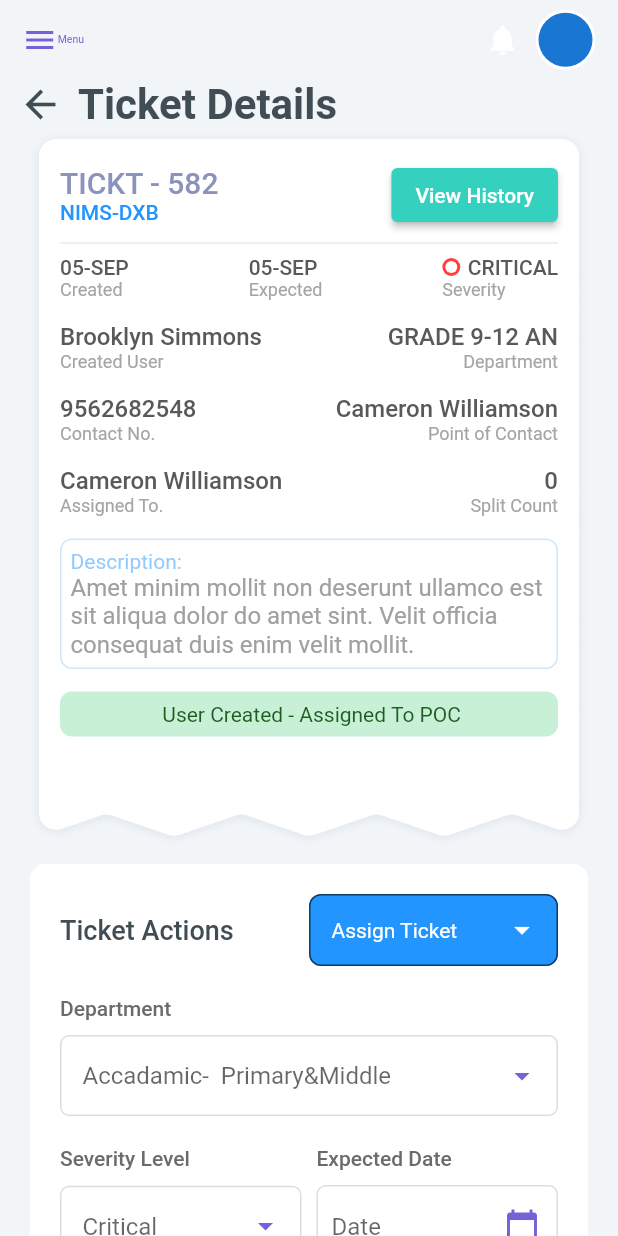
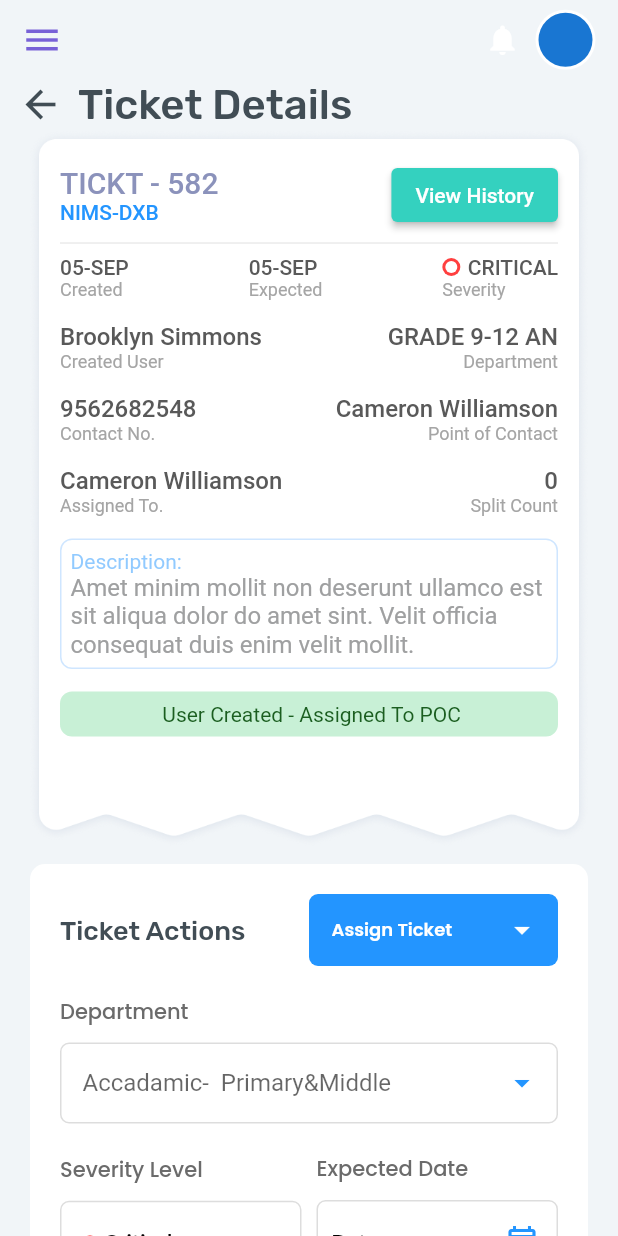
Before and after one commit to faizal6916/help_us_app, a Flutter app: the TicketDetails screen opened directly, on a phone screen of 412 x 824 dp. Run offline on Flutter 3.47's test engine with Material 2 defaults, Android fonts, the light colour scheme and no system bars; our stand-ins replace file_picker, fl_chart, flutter_svg, google_fonts, percent_indicator.

Commit message:
change alignment add googlefont

```diff
--- a/lib/Ticketdetails.dart
+++ b/lib/Ticketdetails.dart
@@ -4,6 +4,7 @@ import 'package:help_us/Sidebar.dart';
 import 'dart:async';
 import 'package:file_picker/file_picker.dart';
 import 'package:help_us/Widgets/Ticket_summary.dart';
+import 'package:google_fonts/google_fonts.dart';
 
 class TicketDetails extends StatefulWidget {
   const TicketDetails({Key? key}) : super(key: key);
@@ -32,28 +33,15 @@ class _TicketDetailsState extends State<TicketDetails> {
       key: _scaffoldKey,
       drawer: Sidebar(),
       appBar: AppBar(
-        leading: GestureDetector(
-          onTap: () {
+        leading: IconButton(
+            onPressed: () {
               _scaffoldKey.currentState!.openDrawer();
             },
-          child: Container(
-            margin: EdgeInsets.only(left: 12),
-            child: Row(
-              mainAxisAlignment: MainAxisAlignment.end,
-              children: [
-                Icon(
+            icon: Icon(
               Icons.menu,
-                  size: 24,
+              size: 28,
               color: Color(0xFF7861D7),
-                ),
-                Text(
-                  'Menu',
-                  style: TextStyle(fontSize: 7, color: Color(0xFF7861D7)),
-                )
-              ],
-            ),
-          ),
-        ),
+            )),
         backgroundColor: Color(0xFFF1F5F8),
         elevation: 0,
         // title: Text(
@@ -80,10 +68,10 @@ class _TicketDetailsState extends State<TicketDetails> {
                 ),
                 Text(
                   'Ticket Details',
-                  style: TextStyle(
+                  style: GoogleFonts.rubik(
                       color: Color(0xFF414D55),
                       fontSize: 28,
-                      fontWeight: FontWeight.bold),
+                      fontWeight: FontWeight.w500),
                 ),
               ],
             ),
@@ -139,20 +127,18 @@ class _TicketDetailsState extends State<TicketDetails> {
                           Row(
                             children: [
                               Expanded(
-                                  child: Text(
-                                'Ticket Actions',
-                                style: TextStyle(
+                                  child: Text('Ticket Actions',
+                                      style: GoogleFonts.rubik(
                                           color: Color(0xFF414D55),
                                           fontSize: 18,
-                                    fontWeight: FontWeight.w500),
-                              )),
+                                          fontWeight: FontWeight.w500))),
                               Expanded(
                                 child: DropdownButtonFormField(
-                                  hint: Text(
-                                    'Assign Ticket',
-                                    style: TextStyle(
-                                        color: Colors.white, fontSize: 14),
-                                  ),
+                                  hint: Text('Assign Ticket',
+                                      style: GoogleFonts.poppins(
+                                          color: Colors.white,
+                                          fontSize: 12,
+                                          fontWeight: FontWeight.w600)),
                                   icon: Icon(
                                     Icons.arrow_drop_down_outlined,
                                     color: Colors.white,
@@ -178,8 +164,21 @@ class _TicketDetailsState extends State<TicketDetails> {
                                     fillColor: Color(0xFF2395FF),
                                     filled: true,
                                     border: OutlineInputBorder(
-                                        borderRadius: BorderRadius.circular(8),
-                                      )),
+                                      borderRadius: BorderRadius.circular(6),
+                                    ),
+                                    enabledBorder: OutlineInputBorder(
+                                      borderSide: BorderSide(
+                                        color: Colors.transparent,
+                                      ),
+                                      borderRadius: BorderRadius.circular(6),
+                                    ),
+                                    focusedBorder: OutlineInputBorder(
+                                      borderSide: BorderSide(
+                                        color: Colors.transparent,
+                                      ),
+                                      borderRadius: BorderRadius.circular(6),
+                                    ),
+                                  ),
                                 ),
                               ),
                             ],
@@ -192,7 +191,7 @@ class _TicketDetailsState extends State<TicketDetails> {
                             children: [
                               Text(
                                 'Department',
-                                style: TextStyle(
+                                style: GoogleFonts.poppins(
                                     color: Color(0xFF6B6B6B),
                                     fontSize: 14,
                                     fontWeight: FontWeight.w500),
@@ -201,10 +200,10 @@ class _TicketDetailsState extends State<TicketDetails> {
                                 height: 10,
                               ),
                               DropdownButtonFormField(
-                                hint: Text('Accadamic-  Primary&Middle'),
+                                //hint: Text('Accadamic-  Primary&Middle'),
                                 icon: Icon(
                                   Icons.arrow_drop_down_outlined,
-                                  color: Color(0xFF7861D7),
+                                  color: Color(0xFF2395FF),
                                 ),
                                 validator: (value) => value == null
                                     ? 'Select a Department'
@@ -218,6 +217,11 @@ class _TicketDetailsState extends State<TicketDetails> {
                                 }).toList(),
                                 onChanged: (_) {},
                                 decoration: InputDecoration(
+                                  hintText: 'Accadamic-  Primary&Middle',
+                                  hintStyle: GoogleFonts.lato(
+                                      fontSize: 14,
+                                      fontWeight: FontWeight.w700,
+                                      color: Colors.black),
                                   contentPadding: EdgeInsets.symmetric(
                                       horizontal: 15, vertical: 15),
                                   fillColor: Colors.white,
@@ -252,7 +256,7 @@ class _TicketDetailsState extends State<TicketDetails> {
                                   children: [
                                     Text(
                                       'Severity Level',
-                                      style: TextStyle(
+                                      style: GoogleFonts.poppins(
                                           color: Color(0xFF6B6B6B),
                                           fontSize: 14,
                                           fontWeight: FontWeight.w500),
@@ -261,10 +265,16 @@ class _TicketDetailsState extends State<TicketDetails> {
                                       height: 10,
                                     ),
                                     DropdownButtonFormField(
-                                      hint: Text('Critical'),
+                                      hint: Text(
+                                        'Critical',
+                                        style: GoogleFonts.lato(
+                                            fontWeight: FontWeight.w700,
+                                            fontSize: 14,
+                                            color: Colors.black),
+                                      ),
                                       icon: Icon(
                                         Icons.arrow_drop_down_outlined,
-                                        color: Color(0xFF7861D7),
+                                        color: Color(0xFF2395FF),
                                       ),
                                       validator: (value) => value == null
                                           ? 'Select Severity level'
@@ -277,6 +287,15 @@ class _TicketDetailsState extends State<TicketDetails> {
                                       }).toList(),
                                       onChanged: (_) {},
                                       decoration: InputDecoration(
+                                        prefix: Padding(
+                                          padding:
+                                              const EdgeInsets.only(right: 4),
+                                          child: Icon(
+                                            Icons.radio_button_off,
+                                            size: 10,
+                                            color: Color(0xFFFF3F3F),
+                                          ),
+                                        ),
                                         contentPadding: EdgeInsets.symmetric(
                                             horizontal: 15, vertical: 15),
                                         border: OutlineInputBorder(
@@ -310,7 +329,7 @@ class _TicketDetailsState extends State<TicketDetails> {
                                   children: [
                                     Text(
                                       'Expected Date',
-                                      style: TextStyle(
+                                      style: GoogleFonts.poppins(
                                           color: Color(0xFF6B6B6B),
                                           fontSize: 14,
                                           fontWeight: FontWeight.w500),
@@ -326,9 +345,13 @@ class _TicketDetailsState extends State<TicketDetails> {
                                               : null,
                                       decoration: InputDecoration(
                                         hintText: showDate,
+                                        hintStyle: GoogleFonts.lato(
+                                            fontSize: 14,
+                                            fontWeight: FontWeight.w700,
+                                            color: Colors.black),
                                         suffixIcon: Icon(
-                                          Icons.calendar_today,
-                                          color: Color(0xFF7861D7),
+                                          Icons.calendar_month_outlined,
+                                          color: Color(0xFF2395FF),
                                         ),
                                         contentPadding: EdgeInsets.symmetric(
                                             horizontal: 10, vertical: 18),
@@ -369,7 +392,7 @@ class _TicketDetailsState extends State<TicketDetails> {
                             children: [
                               Text(
                                 'Attachment',
-                                style: TextStyle(
+                                style: GoogleFonts.poppins(
                                     color: Color(0xFF6B6B6B),
                                     fontSize: 14,
                                     fontWeight: FontWeight.w500),
@@ -442,7 +465,7 @@ class _TicketDetailsState extends State<TicketDetails> {
                             children: [
                               Text(
                                 'Comments',
-                                style: TextStyle(
+                                style: GoogleFonts.poppins(
                                     color: Color(0xFF6B6B6B),
                                     fontSize: 14,
                                     fontWeight: FontWeight.w500),
--- a/lib/Widgets/Single_ticket_detail.dart
+++ b/lib/Widgets/Single_ticket_detail.dart
@@ -98,6 +98,7 @@ class SingleTicket extends StatelessWidget {
                           style: TextStyle(fontSize: 8),
                         ),
                         style: ElevatedButton.styleFrom(
+                            minimumSize: Size(100, 30),
                             primary: Color(0xFFA1A0FD),
                             onPrimary: Colors.white,
                             elevation: 0,
@@ -118,6 +119,7 @@ class SingleTicket extends StatelessWidget {
                           style: TextStyle(fontSize: 8),
                         ),
                         style: ElevatedButton.styleFrom(
+                            minimumSize: Size(100, 30),
                             primary: Color(0xFF7BEBA1),
                             onPrimary: Colors.white,
                             elevation: 0,
@@ -133,7 +135,7 @@ class SingleTicket extends StatelessWidget {
                       flex: 1,
                       child: Container(
                         width: 30,
-                        height: 38,
+                        height: 30,
                         decoration: BoxDecoration(
                             borderRadius: BorderRadius.circular(30),
                             color: Color(0xFFEDF4FF)),
@@ -154,7 +156,7 @@ class SingleTicket extends StatelessWidget {
                       flex: 1,
                       child: Container(
                         width: 30,
-                        height: 38,
+                        height: 30,
                         decoration: BoxDecoration(
                             borderRadius: BorderRadius.circular(30),
                             color: Color(0xFFEDF4FF)),
--- a/lib/Widgets/Ticket_summary.dart
+++ b/lib/Widgets/Ticket_summary.dart
@@ -1,4 +1,5 @@
 import 'package:flutter/material.dart';
+import 'package:google_fonts/google_fonts.dart';
 import 'package:help_us/TicketHistory.dart';
 
 class TicketSummary extends StatelessWidget {
@@ -27,17 +28,19 @@ class TicketSummary extends StatelessWidget {
                 children: [
                   Text(
                     'TICKT - 582',
-                    style: TextStyle(
-                        color: Color(0xFF8B92BB),
-                        fontSize: 20,
-                        fontWeight: FontWeight.w500),
+                    style: GoogleFonts.roboto(
+                      color: Color(0xFF8B92BB),
+                      fontSize: 20,
+                      fontWeight: FontWeight.w500,
+                    ),
                   ),
                   Text(
                     'NIMS-DXB',
-                    style: TextStyle(
-                        color: Color(0xFF2395FF),
-                        fontSize: 14,
-                        fontWeight: FontWeight.w500),
+                    style: GoogleFonts.roboto(
+                      color: Color(0xFF2395FF),
+                      fontSize: 14,
+                      fontWeight: FontWeight.w500,
+                    ),
                   ),
                 ],
               ),
--- a/pubspec.yaml
+++ b/pubspec.yaml
@@ -38,6 +38,7 @@ dependencies:
   percent_indicator: ^4.0.0
   fl_chart: ^0.50.1
   flutter_svg: ^1.0.3
+  google_fonts: ^2.3.1
 
 
 dev_dependencies:
```
Also changed, not shown: lib/Createticket.dart (+66 -48 lines), lib/Dashboard.dart (+30 -49 lines), lib/Login.dart (+26 -15 lines), lib/TicketHistory.dart (+11 -25 lines), lib/Todolist.dart (+12 -24 lines), lib/ViewTicket.dart (+40 -38 lines), lib/Welcome_screen.dart (+6 -6 lines), lib/Widgets/Department_section_data.dart (+12 -14 lines), lib/Widgets/Recent_Ticket.dart (+13 -9 lines), lib/Widgets/Ticket_view.dart (+12 -8 lines), pubspec.lock. Lines whose indentation alone changed are shown as unchanged.
